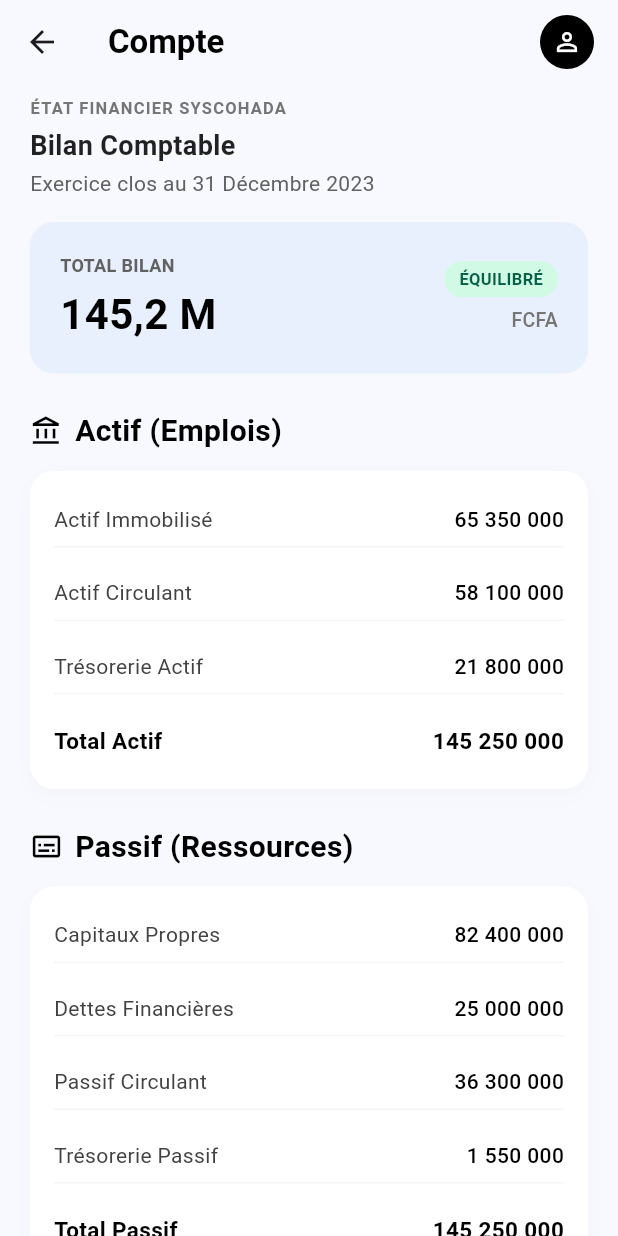
After one commit to Omnisoft-Africa-IT-Engineering/femi_mobile, a Flutter app: the CompteScreen screen opened directly, after a tap on "État financier", on a phone screen of 412 x 824 dp. The commit adds this screen. Run offline on Flutter 3.47's test engine with Material 3 defaults, Android fonts, the phone set to English and light mode, and no system bars; network calls fail.

Commit message:
mise à jour de la page sur l'état financier

```diff
--- a/lib/screens/compte_screen.dart
+++ b/lib/screens/compte_screen.dart
@@ -1,4 +1,6 @@
 import 'package:flutter/material.dart';
+// Importation du fichier d'état financier
+import 'etat_financier_screen.dart';
 
 class CompteScreen extends StatelessWidget {
   const CompteScreen({super.key});
@@ -27,14 +29,38 @@ class CompteScreen extends StatelessWidget {
       body: SingleChildScrollView(
         padding: const EdgeInsets.all(16.0),
         child: Column(
+          // CORRECTION ICI: CrossAxisAlignment au lieu de CrossAlignment
           crossAxisAlignment: CrossAxisAlignment.start,
           children: [
             const Text('Documents Comptables', style: TextStyle(fontSize: 15, fontWeight: FontWeight.w500, color: Colors.black87)),
             const SizedBox(height: 12),
-            _buildDocCard(Icons.description_outlined, 'État financier'),
-            _buildDocCard(Icons.menu_book_outlined, 'Grand livre'),
-            _buildDocCard(Icons.account_balance_outlined, 'Bilan'),
-            _buildDocCard(Icons.balance_outlined, 'Balance'),
+
+            // Redirection vers le Bilan Comptable SYSCOHADA
+            _buildDocCard(
+              context,
+              Icons.description_outlined,
+              'État financier',
+              onTap: () {
+                Navigator.push(
+                  context,
+                  MaterialPageRoute(builder: (context) => const BilanSyscohadaScreen()),
+                );
+              },
+            ),
+            _buildDocCard(context, Icons.menu_book_outlined, 'Grand livre'),
+            _buildDocCard(
+              context,
+              Icons.account_balance_outlined,
+              'Bilan',
+              onTap: () {
+                Navigator.push(
+                  context,
+                  MaterialPageRoute(builder: (context) => const BilanSyscohadaScreen()),
+                );
+              },
+            ),
+            _buildDocCard(context, Icons.balance_outlined, 'Balance'),
+
             const SizedBox(height: 24),
             const Text('Paramètres du Profil', style: TextStyle(fontSize: 15, fontWeight: FontWeight.w500, color: Colors.black87)),
             const SizedBox(height: 12),
@@ -70,15 +96,19 @@ class CompteScreen extends StatelessWidget {
     );
   }
 
-  Widget _buildDocCard(IconData icon, String title) {
+  Widget _buildDocCard(BuildContext context, IconData icon, String title, {VoidCallback? onTap}) {
     return Container(
       margin: const EdgeInsets.only(bottom: 12),
-      padding: const EdgeInsets.all(16),
       decoration: BoxDecoration(
         color: Colors.white,
         borderRadius: BorderRadius.circular(16),
         border: Border.all(color: Colors.grey.shade200),
       ),
+      child: InkWell(
+        borderRadius: BorderRadius.circular(16),
+        onTap: onTap,
+        child: Padding(
+          padding: const EdgeInsets.all(16),
           child: Row(
             children: [
               Container(
@@ -96,6 +126,8 @@ class CompteScreen extends StatelessWidget {
               const Icon(Icons.chevron_right, color: Colors.grey),
             ],
           ),
+        ),
+      ),
     );
   }
 }
--- /dev/null
+++ b/lib/screens/etat_financier_screen.dart
@@ -0,0 +1,300 @@
+import 'package:flutter/material.dart';
+
+class BilanSyscohadaScreen extends StatelessWidget {
+  const BilanSyscohadaScreen({super.key});
+
+  @override
+  Widget build(BuildContext context) {
+    return Scaffold(
+      backgroundColor: const Color(0xFFF8F9FE),
+      appBar: AppBar(
+        backgroundColor: Colors.transparent,
+        elevation: 0,
+        title: const Text(
+          'Compte',
+          style: TextStyle(
+            color: Colors.black,
+            fontWeight: FontWeight.bold,
+            fontSize: 22,
+          ),
+        ),
+        actions: const [
+          Padding(
+            padding: EdgeInsets.only(right: 16.0),
+            child: CircleAvatar(
+              backgroundColor: Colors.black,
+              radius: 18,
+              child: Icon(Icons.person_outline, color: Colors.white, size: 20),
+            ),
+          ),
+        ],
+      ),
+      body: SingleChildScrollView(
+        padding: const EdgeInsets.symmetric(horizontal: 20.0, vertical: 8.0),
+        child: Column(
+          crossAxisAlignment: CrossAxisAlignment.start,
+          children: [
+            // Sous-titres d'en-tête
+            Text(
+              'ÉTAT FINANCIER SYSCOHADA',
+              style: TextStyle(
+                fontSize: 11,
+                fontWeight: FontWeight.w600,
+                color: Colors.grey.shade600,
+                letterSpacing: 0.8,
+              ),
+            ),
+            const SizedBox(height: 4),
+            const Text(
+              'Bilan Comptable',
+              style: TextStyle(
+                fontSize: 18,
+                fontWeight: FontWeight.bold,
+                color: Colors.black87,
+              ),
+            ),
+            const SizedBox(height: 2),
+            Text(
+              'Exercice clos au 31 Décembre 2023',
+              style: TextStyle(
+                fontSize: 14,
+                color: Colors.grey.shade700,
+              ),
+            ),
+            const SizedBox(height: 16),
+
+            // Carte de synthèse Total Bilan
+            Container(
+              width: double.infinity,
+              padding: const EdgeInsets.all(20),
+              decoration: BoxDecoration(
+                color: const Color(0xFFE8EFFD),
+                borderRadius: BorderRadius.circular(16),
+              ),
+              child: Row(
+                mainAxisAlignment: MainAxisAlignment.spaceBetween,
+                children: [
+                  Column(
+                    crossAxisAlignment: CrossAxisAlignment.start,
+                    children: [
+                      Text(
+                        'TOTAL BILAN',
+                        style: TextStyle(
+                          fontSize: 12,
+                          fontWeight: FontWeight.w600,
+                          color: Colors.grey.shade700,
+                        ),
+                      ),
+                      const SizedBox(height: 4),
+                      const Text(
+                        '145,2 M',
+                        style: TextStyle(
+                          fontSize: 28,
+                          fontWeight: FontWeight.bold,
+                          color: Colors.black,
+                        ),
+                      ),
+                    ],
+                  ),
+                  Column(
+                    crossAxisAlignment: CrossAxisAlignment.end,
+                    children: [
+                      Container(
+                        padding: const EdgeInsets.symmetric(horizontal: 10, vertical: 4),
+                        decoration: BoxDecoration(
+                          color: const Color(0xFFD1FAE5),
+                          borderRadius: BorderRadius.circular(12),
+                        ),
+                        child: const Text(
+                          'ÉQUILIBRÉ',
+                          style: TextStyle(
+                            fontSize: 11,
+                            fontWeight: FontWeight.bold,
+                            color: Color(0xFF065F46),
+                          ),
+                        ),
+                      ),
+                      const SizedBox(height: 6),
+                      Text(
+                        'FCFA',
+                        style: TextStyle(
+                          fontSize: 13,
+                          fontWeight: FontWeight.w500,
+                          color: Colors.grey.shade600,
+                        ),
+                      ),
+                    ],
+                  ),
+                ],
+              ),
+            ),
+            const SizedBox(height: 24),
+
+            // Section ACTIF (Emplois)
+            const Row(
+              children: [
+                Icon(Icons.account_balance_outlined, color: Colors.black, size: 22),
+                SizedBox(width: 8),
+                Text(
+                  'Actif (Emplois)',
+                  style: TextStyle(
+                    fontSize: 20,
+                    fontWeight: FontWeight.bold,
+                    color: Colors.black,
+                  ),
+                ),
+              ],
+            ),
+            const SizedBox(height: 12),
+            _buildDataCard([
+              _buildRowItem('Actif Immobilisé', '65 350 000'),
+              _buildRowItem('Actif Circulant', '58 100 000'),
+              _buildRowItem('Trésorerie Actif', '21 800 000'),
+              _buildRowItem('Total Actif', '145 250 000', isTotal: true),
+            ]),
+            const SizedBox(height: 24),
+
+            // Section PASSIF (Ressources)
+            const Row(
+              children: [
+                Icon(Icons.subtitles_outlined, color: Colors.black, size: 22),
+                SizedBox(width: 8),
+                Text(
+                  'Passif (Ressources)',
+                  style: TextStyle(
+                    fontSize: 20,
+                    fontWeight: FontWeight.bold,
+                    color: Colors.black,
+                  ),
+                ),
+              ],
+            ),
+            const SizedBox(height: 12),
+            _buildDataCard([
+              _buildRowItem('Capitaux Propres', '82 400 000'),
+              _buildRowItem('Dettes Financières', '25 000 000'),
+              _buildRowItem('Passif Circulant', '36 300 000'),
+              _buildRowItem('Trésorerie Passif', '1 550 000'),
+              _buildRowItem('Total Passif', '145 250 000', isTotal: true),
+            ]),
+            const SizedBox(height: 24),
+
+            // Bouton Générer l'analyse Femi
+            SizedBox(
+              width: double.infinity,
+              height: 52,
+              child: ElevatedButton(
+                style: ElevatedButton.styleFrom(
+                  backgroundColor: const Color(0xFF006654),
+                  elevation: 0,
+                  shape: RoundedRectangleBorder(
+                    borderRadius: BorderRadius.circular(14),
+                  ),
+                ),
+                onPressed: () {},
+                child: const Row(
+                  mainAxisAlignment: MainAxisAlignment.center,
+                  children: [
+                    Icon(Icons.auto_awesome, color: Colors.white, size: 20),
+                    SizedBox(width: 10),
+                    Text(
+                      'Générer l\'analyse Femi',
+                      style: TextStyle(
+                        color: Colors.white,
+                        fontWeight: FontWeight.bold,
+                        fontSize: 15,
+                      ),
+                    ),
+                    Spacer(),
+                    Icon(Icons.chevron_right, color: Colors.white),
+                  ],
+                ),
+              ),
+            ),
+            const SizedBox(height: 12),
+
+            // Bouton Télécharger en PDF
+            SizedBox(
+              width: double.infinity,
+              height: 52,
+              child: OutlinedButton.icon(
+                style: OutlinedButton.styleFrom(
+                  side: const BorderSide(color: Colors.black, width: 1.5),
+                  shape: RoundedRectangleBorder(
+                    borderRadius: BorderRadius.circular(14),
+                  ),
+                ),
+                onPressed: () {},
+                icon: const Icon(Icons.picture_as_pdf_outlined, color: Colors.black, size: 20),
+                label: const Text(
+                  'Télécharger en PDF',
+                  style: TextStyle(
+                    color: Colors.black,
+                    fontWeight: FontWeight.bold,
+                    fontSize: 15,
+                  ),
+                ),
+              ),
+            ),
+            const SizedBox(height: 24),
+          ],
+        ),
+      ),
+    );
+  }
+
+  // Widget générique pour la carte blanche
+  Widget _buildDataCard(List<Widget> children) {
+    return Container(
+      padding: const EdgeInsets.symmetric(horizontal: 16, vertical: 12),
+      decoration: BoxDecoration(
+        color: Colors.white,
+        borderRadius: BorderRadius.circular(16),
+        boxShadow: [
+          BoxShadow(
+            color: Colors.grey.withOpacity(0.05),
+            blurRadius: 10,
+            offset: const Offset(0, 4),
+          ),
+        ],
+      ),
+      child: Column(children: children),
+    );
+  }
+
+  // Ligne de donnée avec option total
+  Widget _buildRowItem(String label, String amount, {bool isTotal = false}) {
+    return Padding(
+      padding: const EdgeInsets.symmetric(vertical: 10.0),
+      child: Column(
+        children: [
+          Row(
+            mainAxisAlignment: MainAxisAlignment.spaceBetween,
+            children: [
+              Text(
+                label,
+                style: TextStyle(
+                  fontSize: isTotal ? 15 : 14,
+                  fontWeight: isTotal ? FontWeight.bold : FontWeight.normal,
+                  color: isTotal ? Colors.black : Colors.grey.shade800,
+                ),
+              ),
+              Text(
+                amount,
+                style: TextStyle(
+                  fontSize: isTotal ? 15 : 14,
+                  fontWeight: isTotal ? FontWeight.bold : FontWeight.w500,
+                  color: Colors.black,
+                ),
+              ),
+            ],
+          ),
+          if (!isTotal) ...[
+            const SizedBox(height: 8),
+            Divider(color: Colors.grey.shade100, height: 1),
+          ],
+        ],
+      ),
+    );
+  }
+}
```
Lines whose indentation alone changed are shown as unchanged.
